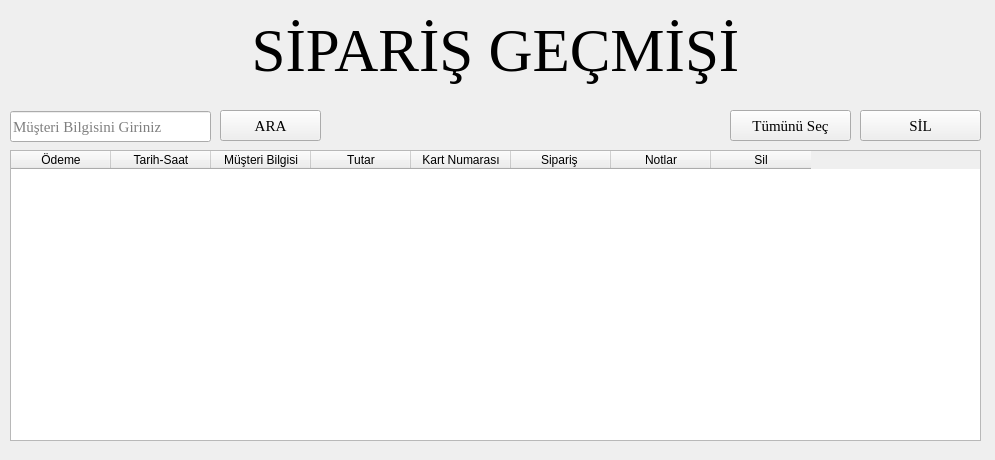
Qt form siparis_gecmisi_UI.ui (the-atasoy/Global_AI_HUB_Pizza_Order_System) before a commit.
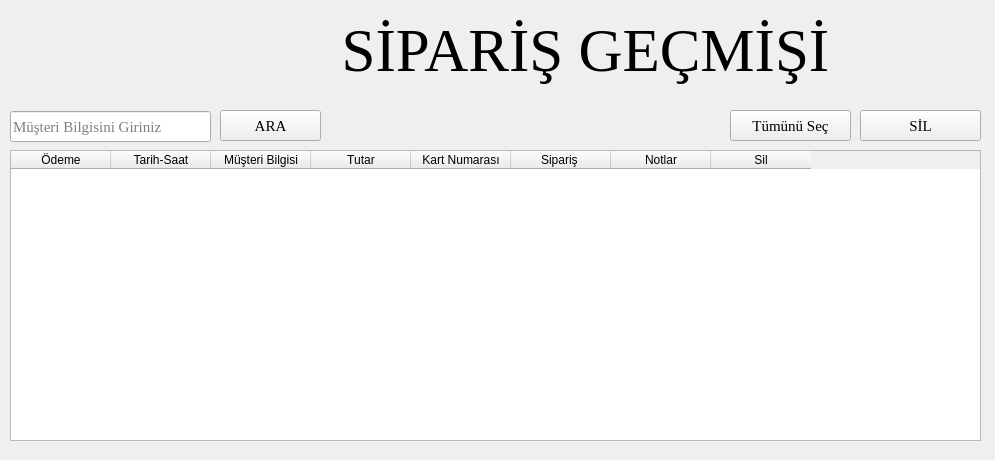
The same form after that commit. Icons and pictures are not drawn.

The edit to the form file:
```diff
--- a/siparis_gecmisi_UI.ui
+++ b/siparis_gecmisi_UI.ui
@@ -79,9 +79,9 @@
    <widget class="QLabel" name="label">
     <property name="geometry">
      <rect>
-      <x>10</x>
+      <x>190</x>
       <y>10</y>
-      <width>971</width>
+      <width>791</width>
       <height>81</height>
      </rect>
     </property>
```
Left out of the diff: 24 changed lines with no effect on the pictures.
